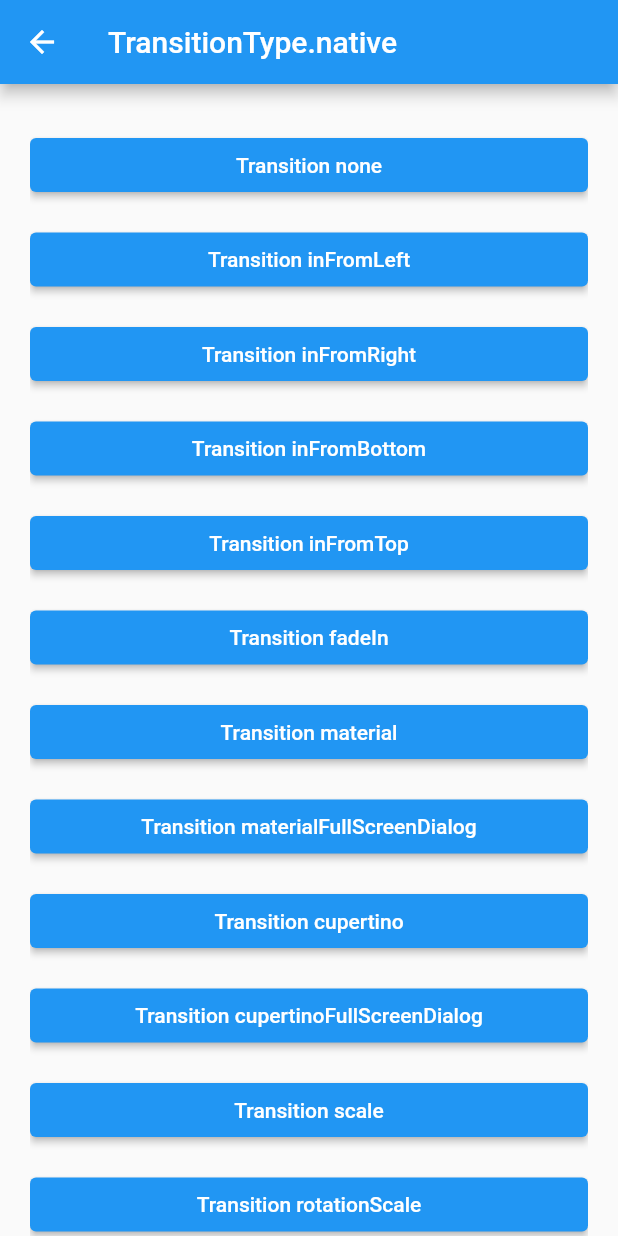
After one commit to huyongli/FlutterKit, a Flutter app: the screen it shows after launch, after a tap on "Transition route", on a phone screen of 412 x 824 dp. The commit adds this screen. Run offline on Flutter 3.47's test engine with Material 2 defaults, Android fonts, the phone set to English and light mode, and no system bars; our stand-ins replace dio.

Commit message:
add route transition example

```diff
--- a/route_kit/lib/route/flutter_route.dart
+++ b/route_kit/lib/route/flutter_route.dart
@@ -63,6 +63,7 @@ class LHCupertinoPageRoute extends CupertinoPageRoute<Map<dynamic, dynamic>> wit
   LHFlutterRouteSettings get routeSettings => settings as LHFlutterRouteSettings;
 }
 
+const _defaultTransitionDuration = const Duration(milliseconds: 250);
 class LHPageRouteBuilder extends PageRouteBuilder<Map<dynamic, dynamic>> with LHFlutterRoute {
   final LHPageRoute _routeDefinition;
 
@@ -73,8 +74,8 @@ class LHPageRouteBuilder extends PageRouteBuilder<Map<dynamic, dynamic>> with LH
             return builder(context);
           },
           settings: LHFlutterRouteSettings(name: routeDefinition.name, params: routeDefinition.params),
-          transitionDuration: routeDefinition.transition.transitionDuration,
-          reverseTransitionDuration: routeDefinition.transition.reverseTransitionDuration,
+          transitionDuration: routeDefinition.transition.transitionDuration ?? _defaultTransitionDuration,
+          reverseTransitionDuration: routeDefinition.transition.reverseTransitionDuration ?? _defaultTransitionDuration,
         );
 
   @override
@@ -100,6 +101,12 @@ extension LHRouteTransitionExt on LHRouteTransition {
           break;
         case TransitionType.fadeIn:
           widget = FadeTransition(opacity: animation, child: child);
+          break;
+        case TransitionType.scale:
+          widget = ScaleTransition(scale: animation, child: child);
+          break;
+        case TransitionType.rotationScale:
+          widget = RotationTransition(turns: animation, child: ScaleTransition(scale: animation, child: child));
           break;
         case TransitionType.inFromBottom:
         case TransitionType.inFromLeft:
--- a/route_kit/lib/route_kit.dart
+++ b/route_kit/lib/route_kit.dart
@@ -8,4 +8,5 @@ export 'observers/route_observer.dart';
 export 'routers/router.dart';
 export 'routers/action_router.dart';
 export 'routers/flutter_router.dart';
+export 'transition/transition.dart';
 export 'navigator.dart';
--- a/route_kit/lib/transition/transition.dart
+++ b/route_kit/lib/transition/transition.dart
@@ -1,22 +1,17 @@
 import 'package:flutter/widgets.dart';
 
 class LHRouteTransition {
-  static const defaultTransitionDuration = const Duration(milliseconds: 300);
-
   final TransitionType transitionType;
   final RouteTransitionsBuilder? transitionsBuilder;
-  final Duration transitionDuration;
-  final Duration reverseTransitionDuration;
+  final Duration? transitionDuration;
+  final Duration? reverseTransitionDuration;
 
   LHRouteTransition({
     this.transitionType = TransitionType.native,
     this.transitionsBuilder,
-    Duration transitionDuration = defaultTransitionDuration,
-    Duration reverseTransitionDuration = defaultTransitionDuration,
-  })  : assert(transitionType != TransitionType.custom || transitionsBuilder != null),
-        this.transitionDuration = transitionType == TransitionType.none ? Duration.zero : transitionDuration,
-        this.reverseTransitionDuration =
-            transitionType == TransitionType.none ? Duration.zero : reverseTransitionDuration;
+    this.transitionDuration,
+    this.reverseTransitionDuration,
+  })  : assert(transitionType != TransitionType.custom || transitionsBuilder != null);
 }
 
 enum TransitionType {
@@ -28,6 +23,8 @@ enum TransitionType {
   inFromRight,
   inFromBottom,
   fadeIn,
+  scale,
+  rotationScale,
   material,
   materialFullScreenDialog,
   cupertino,
--- a/route_kit_example/lib/page/home_page.dart
+++ b/route_kit_example/lib/page/home_page.dart
@@ -1,6 +1,8 @@
 import 'package:flutter/material.dart';
 import 'package:route_kit/navigator.dart';
 import 'package:route_kit_example/common/home_item.dart';
+import 'package:route_kit_example/route/routes.dart';
+import 'package:route_kit/transition/transition.dart';
 import 'package:route_kit_example/route/routes.dart';
 
 class HomePage extends StatelessWidget {
@@ -65,6 +67,10 @@ class HomePage extends StatelessWidget {
       title: 'Pop removable route',
       onTapped: (BuildContext context) => LHNavigator.push(context, FirstRemovableRoute(title: 'FirstRemovableRoute 1')),
     ),
+    HomeItem(
+      title: 'Transition route',
+      onTapped: (BuildContext context) => LHNavigator.push(context, LHTransitionRoute(type: TransitionType.native, isHome: true)),
+    ),
   ];
 
   @override
--- /dev/null
+++ b/route_kit_example/lib/page/transition_page.dart
@@ -0,0 +1,87 @@
+import 'package:flutter/material.dart';
+import 'package:route_kit/navigator.dart';
+import 'package:route_kit/transition/transition.dart';
+
+import '../route/routes.dart';
+
+class TransitionPage extends StatelessWidget {
+  final String title;
+  final bool isHome;
+
+  const TransitionPage({Key? key, required this.title, required this.isHome}) : super(key: key);
+
+  @override
+  Widget build(BuildContext context) {
+    var listView = ListView(
+          children: [
+            ElevatedButton(
+              onPressed: () => LHNavigator.push(context, LHTransitionRoute(type: TransitionType.none)),
+              child: Text('Transition none'),
+            ),
+            SizedBox(height: 15),
+            ElevatedButton(
+              onPressed: () => LHNavigator.push(context, LHTransitionRoute(type: TransitionType.inFromLeft)),
+              child: Text('Transition inFromLeft'),
+            ),
+            SizedBox(height: 15),
+            ElevatedButton(
+              onPressed: () => LHNavigator.push(context, LHTransitionRoute(type: TransitionType.inFromRight)),
+              child: Text('Transition inFromRight'),
+            ),
+            SizedBox(height: 15),
+            ElevatedButton(
+              onPressed: () => LHNavigator.push(context, LHTransitionRoute(type: TransitionType.inFromBottom)),
+              child: Text('Transition inFromBottom'),
+            ),
+            SizedBox(height: 15),
+            ElevatedButton(
+              onPressed: () => LHNavigator.push(context, LHTransitionRoute(type: TransitionType.inFromTop)),
+              child: Text('Transition inFromTop'),
+            ),
+            SizedBox(height: 15),
+            ElevatedButton(
+              onPressed: () => LHNavigator.push(context, LHTransitionRoute(type: TransitionType.fadeIn)),
+              child: Text('Transition fadeIn'),
+            ),
+            SizedBox(height: 15),
+            ElevatedButton(
+              onPressed: () => LHNavigator.push(context, LHTransitionRoute(type: TransitionType.material)),
+              child: Text('Transition material'),
+            ),
+            SizedBox(height: 15),
+            ElevatedButton(
+              onPressed: () => LHNavigator.push(context, LHTransitionRoute(type: TransitionType.materialFullScreenDialog)),
+              child: Text('Transition materialFullScreenDialog'),
+            ),
+            SizedBox(height: 15),
+            ElevatedButton(
+              onPressed: () => LHNavigator.push(context, LHTransitionRoute(type: TransitionType.cupertino)),
+              child: Text('Transition cupertino'),
+            ),
+            SizedBox(height: 15),
+            ElevatedButton(
+              onPressed: () => LHNavigator.push(context, LHTransitionRoute(type: TransitionType.cupertinoFullScreenDialog)),
+              child: Text('Transition cupertinoFullScreenDialog'),
+            ),
+            SizedBox(height: 15),
+            ElevatedButton(
+              onPressed: () => LHNavigator.push(context, LHTransitionRoute(type: TransitionType.scale)),
+              child: Text('Transition scale'),
+            ),
+            SizedBox(height: 15),
+            ElevatedButton(
+              onPressed: () => LHNavigator.push(context, LHTransitionRoute(type: TransitionType.rotationScale)),
+              child: Text('Transition rotationScale'),
+            ),
+          ],
+        );
+    return Scaffold(
+      appBar: AppBar(title: Text(title)),
+      body: Container(
+        alignment: Alignment.center,
+        padding: EdgeInsets.symmetric(horizontal: 20).copyWith(top: 30),
+        child: isHome ? listView : Text(title),
+      ),
+    );
+  }
+}
--- a/route_kit_example/lib/route/routes.dart
+++ b/route_kit_example/lib/route/routes.dart
@@ -1,10 +1,13 @@
 import 'package:route_kit/route/route.dart';
+import 'package:route_kit/transition/transition.dart';
 import 'package:route_kit_example/page/common_page.dart';
 import 'package:route_kit_example/page/deep_limit_page.dart';
 import 'package:route_kit_example/page/home_page.dart';
 import 'package:route_kit_example/page/push_and_remove_page.dart';
 import 'package:route_kit_example/page/removable_page.dart';
 import 'package:route_kit_example/page/return_page.dart';
+
+import '../page/transition_page.dart';
 
 class HomePageRoute extends LHPageRoute {
   @override
@@ -176,3 +179,19 @@ class UnknownRout extends LHPageRoute {
   @override
   String get name => 'UnknownRout';
 }
+
+class LHTransitionRoute extends LHPageRoute {
+  final TransitionType type;
+  final bool isHome;
+
+  LHTransitionRoute({required this.type, this.isHome = false});
+
+  @override
+  RouteWidgetBuilder get builder => (context, params) => TransitionPage(title: type.toString(), isHome: isHome);
+
+  @override
+  String get name => 'TransitionRoute';
+
+  @override
+  LHRouteTransition get transition => LHRouteTransition(transitionType: type);
+}
```
Also changed, not shown: 1 other file.
